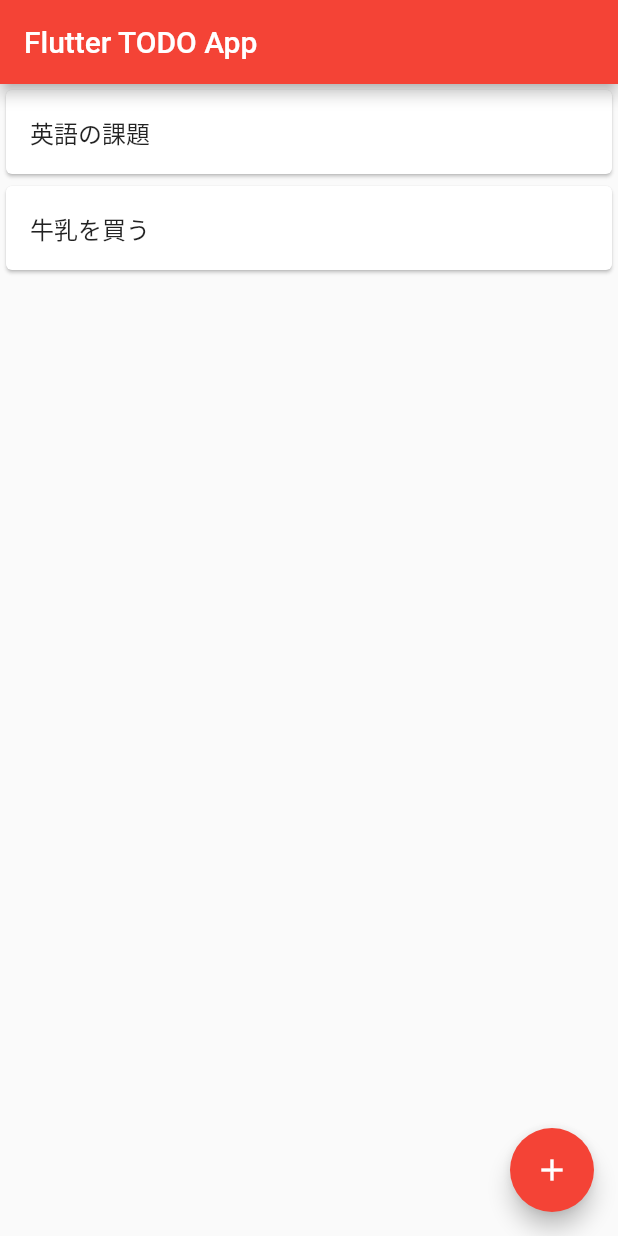
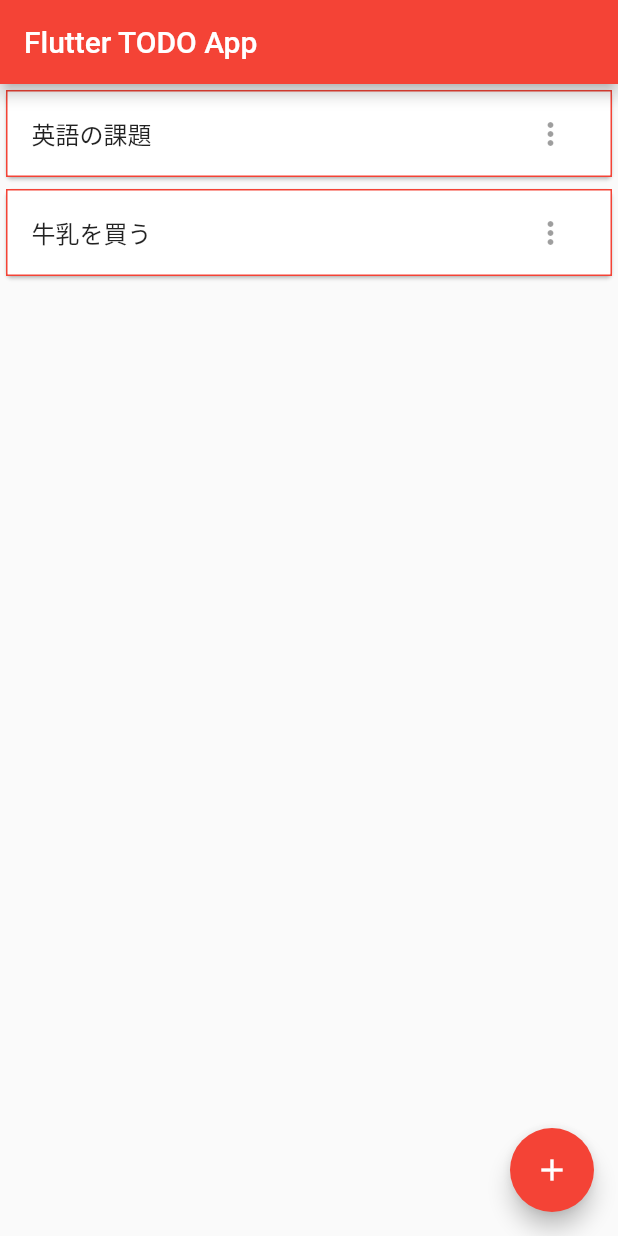
Before and after one commit to takumma/flutter_hands_on_sample, a Flutter app: the screen it shows after launch, on a phone screen of 412 x 824 dp. Run offline on Flutter 3.47's test engine with Material 2 defaults, Android fonts, the phone set to English and light mode, and no system bars.

Commit message:
リストの UI を更新

```diff
--- a/lib/my_home_page.dart
+++ b/lib/my_home_page.dart
@@ -33,8 +33,16 @@ class _MyHomePageState extends State<MyHomePage> {
         itemCount: _todoItems.length,
         itemBuilder: (BuildContext context, int index) {
           return Card(
-            child: ListTile(
-              title: Text(_todoItems[index]),
+            child: Container(
+              decoration: BoxDecoration(
+                border: Border.all(width: 1.0, color: Colors.red),
+              ),
+              child: ListTile(
+                title: Text(_todoItems[index]),
+                trailing: IconButton(
+                  icon: Icon(Icons.more_vert),
+                ),
+              ),
             ),
           );
         },
```
